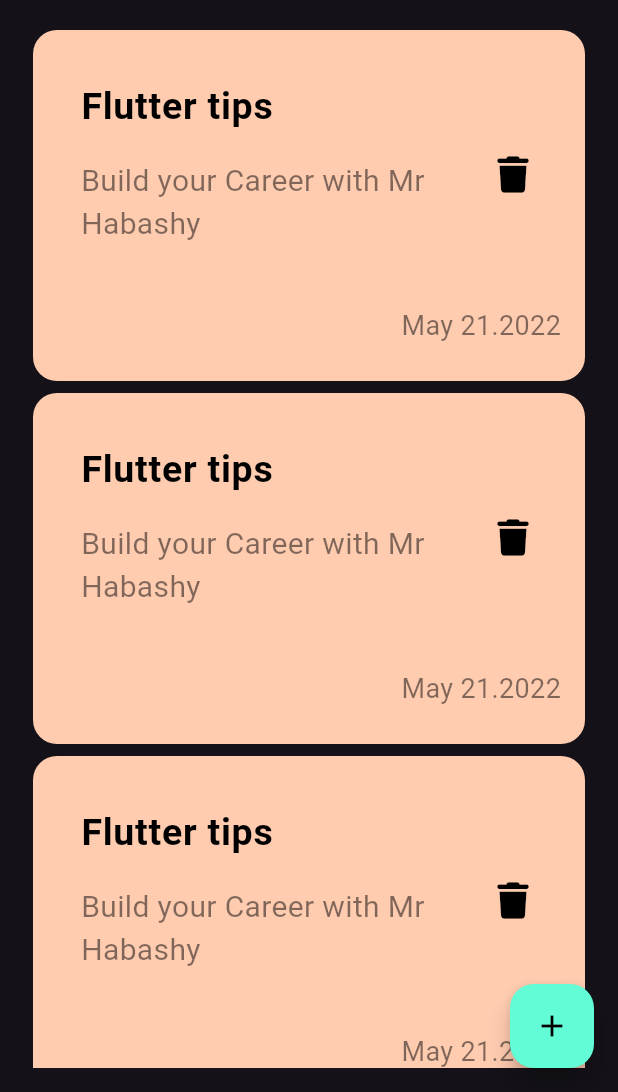
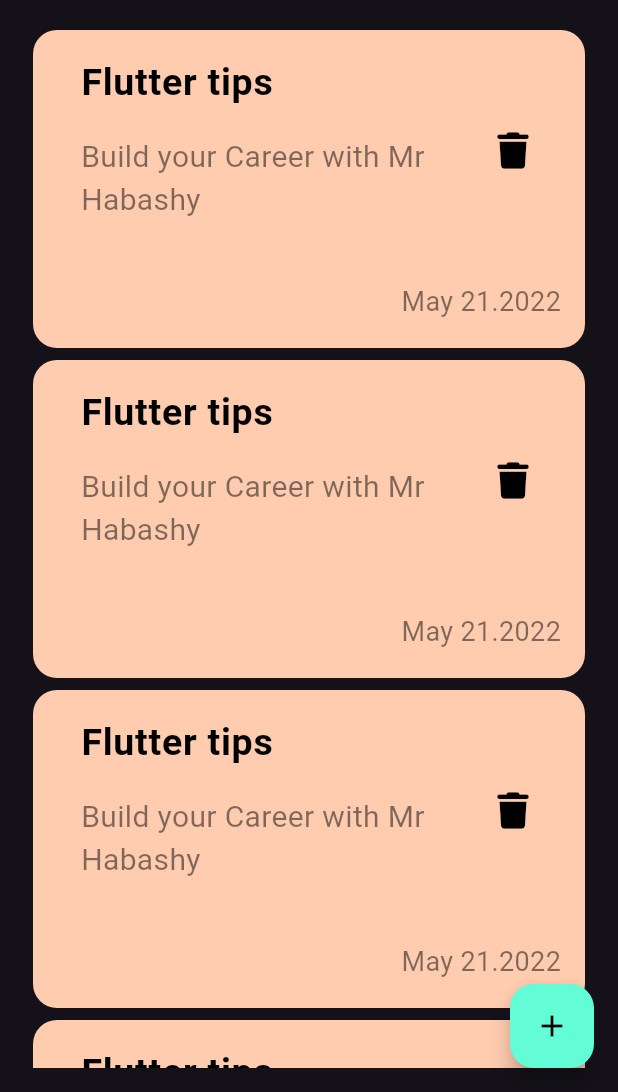
Before and after one commit to hapashy/notes_app, a Flutter app: the screen it shows after launch, on a phone screen of 412 x 824 dp, the part 144-1236 px from its top. Run offline on Flutter 3.47's test engine with Material 3 defaults, Android fonts, the phone set to English and light mode, and no system bars; our stand-ins replace font_awesome_flutter.

Commit message:
add hive

```diff
--- a/lib/views/widgets/custom_note_item.dart
+++ b/lib/views/widgets/custom_note_item.dart
@@ -17,7 +17,7 @@ class NoteItem extends StatelessWidget {
         );
       },
       child: Container(
-        padding: const EdgeInsets.only(top: 24, bottom: 8, left: 16),
+        padding: const EdgeInsets.only(top: 8, bottom: 2, left: 16),
         decoration: BoxDecoration(
           color: const Color(0xffFFCCB0),
           borderRadius: BorderRadius.circular(16),
```
Also changed, not shown: lib/models/note_model.dart (+6 -5 lines), pubspec.yaml (+4 -7 lines), pubspec.lock, 1 other file.
